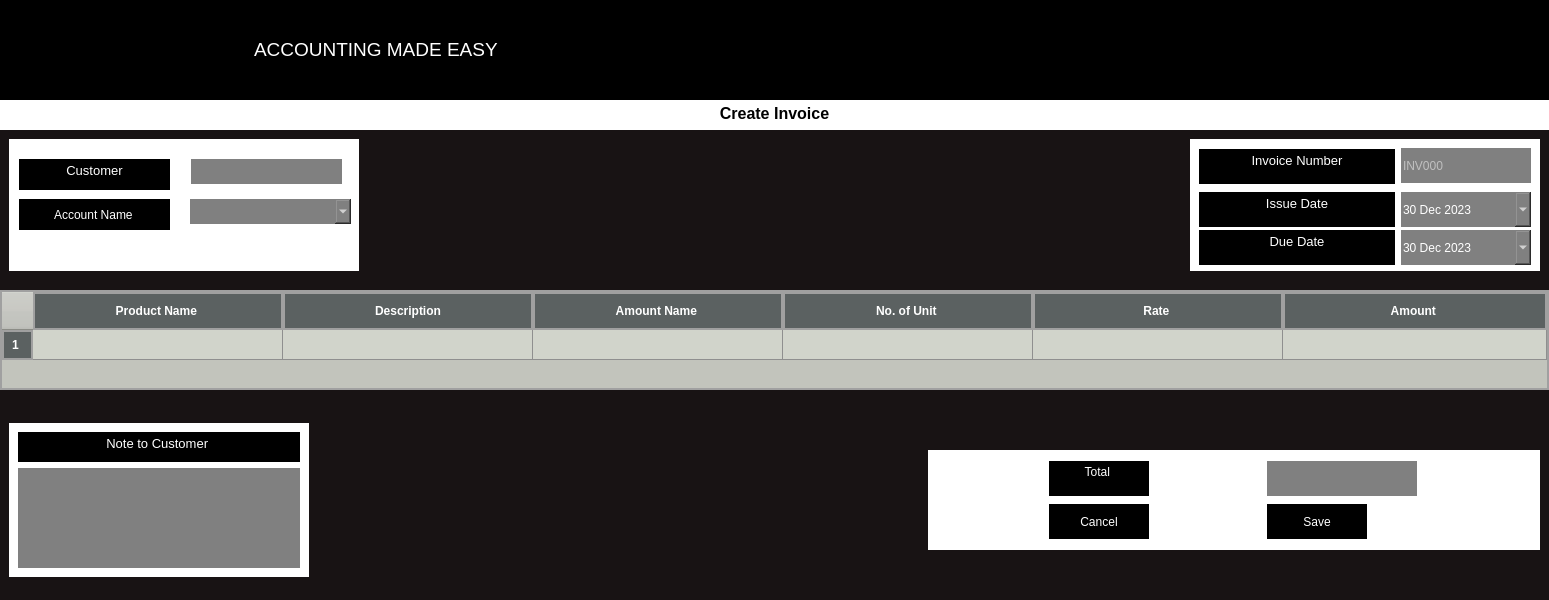
Before: the Qt Designer form create1.ui in SujalMainali/Ledger-Logic, drawn with Qt 5.
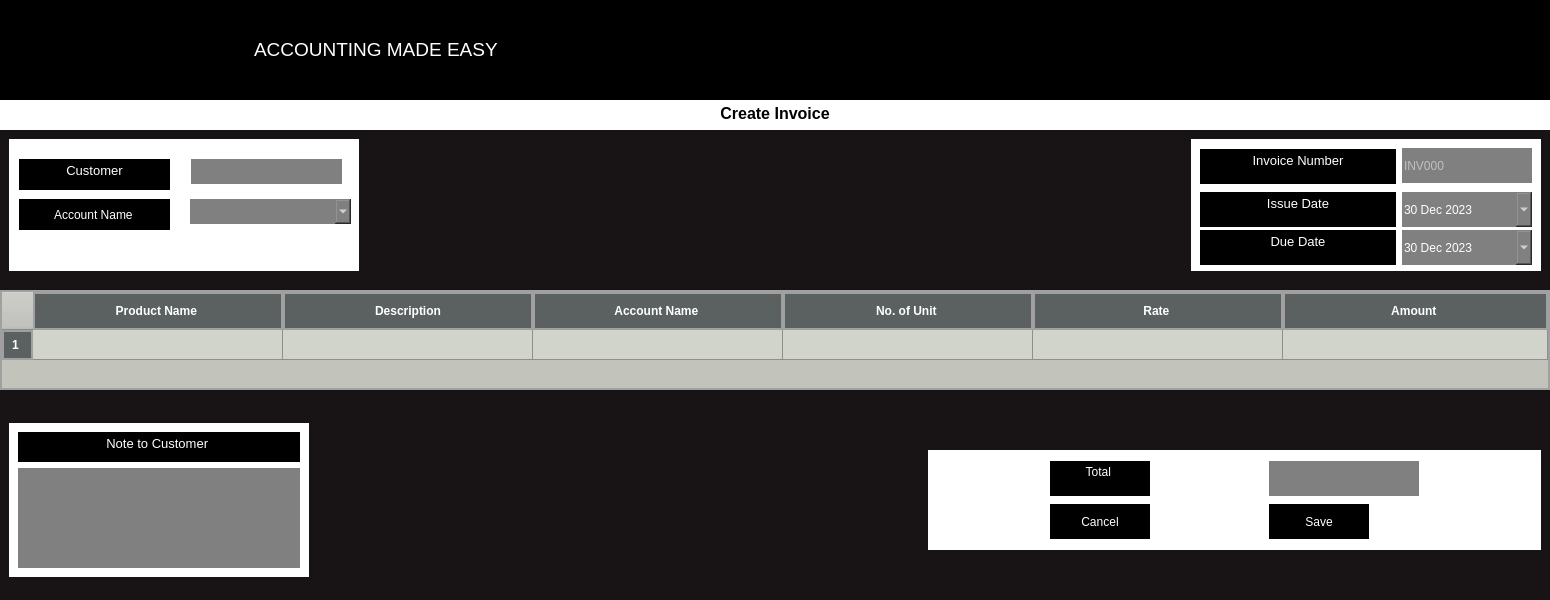
After: the same form once the commit is applied. Icons and pictures are not drawn.

Commit message: Added More Exception handling and Added code in Logo push button of all websites

Diff of the .ui file:
```diff
--- a/create1.ui
+++ b/create1.ui
@@ -6,7 +6,7 @@
    <rect>
     <x>0</x>
     <y>0</y>
-    <width>1298</width>
+    <width>1550</width>
     <height>600</height>
    </rect>
   </property>
@@ -456,8 +456,8 @@
             </property>
             <property name="dateTime">
              <datetime>
-              <hour>7</hour>
-              <minute>45</minute>
+              <hour>2</hour>
+              <minute>0</minute>
               <second>0</second>
               <year>2023</year>
               <month>12</month>
@@ -524,8 +524,8 @@
             </property>
             <property name="dateTime">
              <datetime>
-              <hour>7</hour>
-              <minute>45</minute>
+              <hour>2</hour>
+              <minute>0</minute>
               <second>0</second>
               <year>2023</year>
               <month>12</month>
@@ -717,7 +717,7 @@
          </column>
          <column>
           <property name="text">
-           <string>Amount Name </string>
+           <string>Account Name </string>
           </property>
          </column>
          <column>
```
The commit also changes 7 other files.
